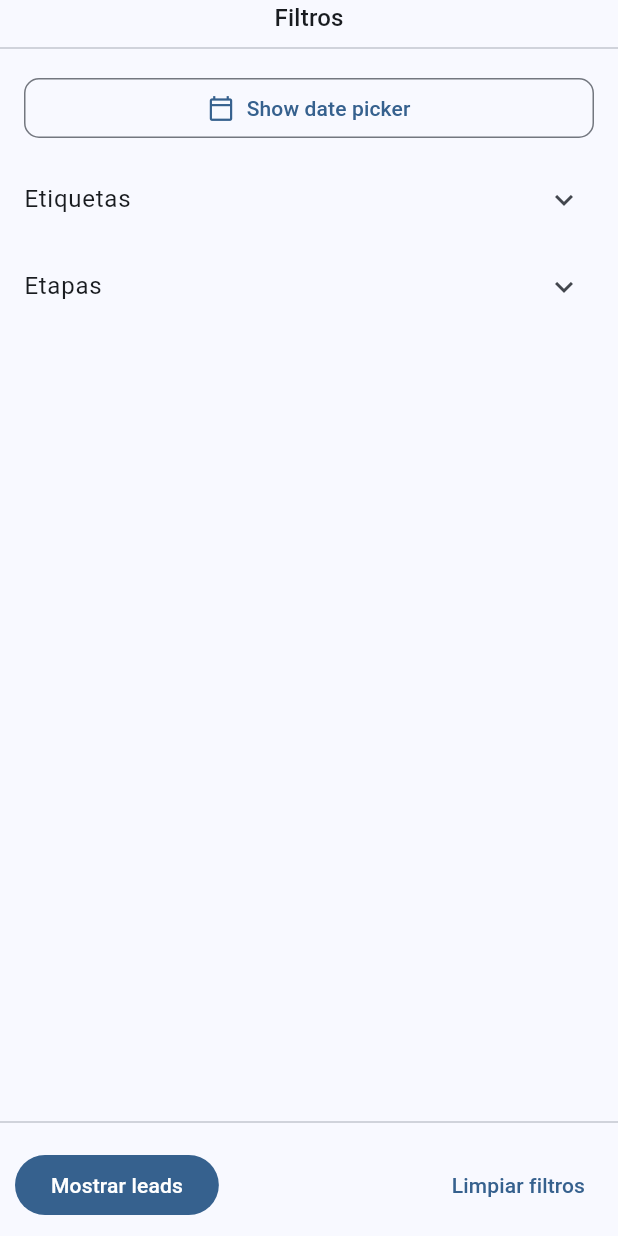
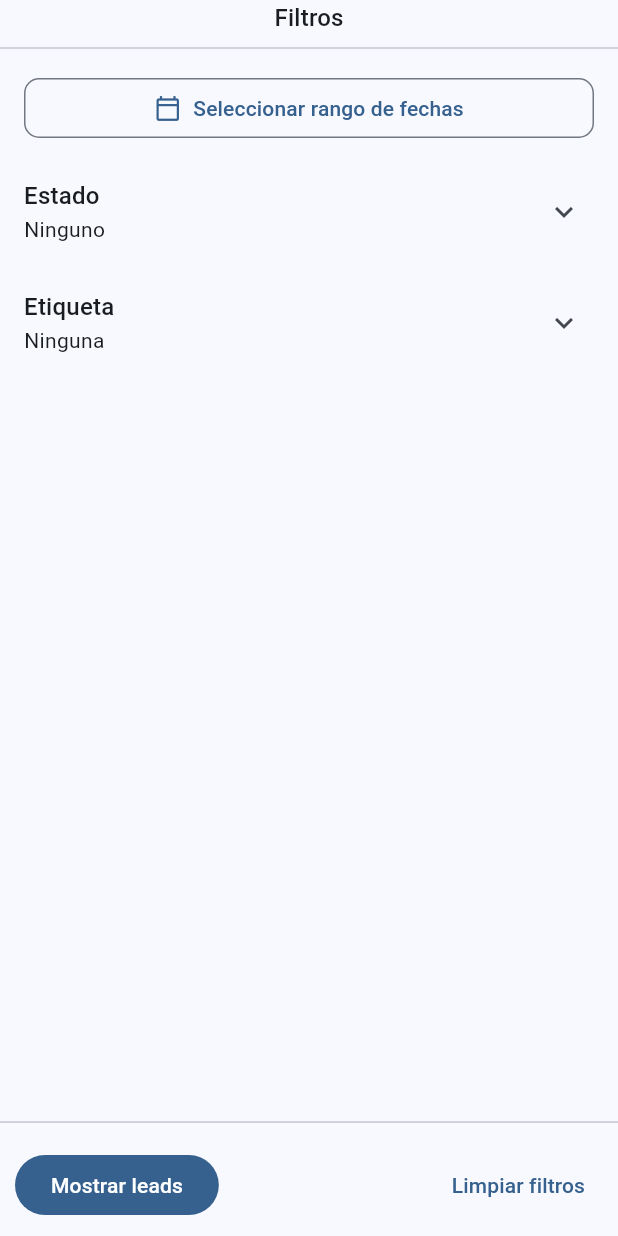
Before and after one commit to ariannosanchez/frontend_leadcenter, a Flutter app: the LeadsFiltersWidget widget shown alone on an empty page, opened directly, on a phone screen of 412 x 824 dp. Run offline on Flutter 3.47's test engine with Material 3 defaults, Android fonts, the phone set to English and light mode, and no system bars; our stand-ins replace dio, flutter_dotenv, flutter_riverpod, formz, go_router, shared_preferences and 1 more; accounts and stored records are empty; network calls fail.

Commit message:
Refactorizacion filters leads

```diff
--- /dev/null
+++ b/lib/features/leads/presentation/widgets/custom_date_picker_button.dart
@@ -0,0 +1,41 @@
+import 'package:flutter/material.dart';
+
+class CustomDatePickerButton extends StatelessWidget {
+  const CustomDatePickerButton({
+    Key? key
+  }): super(key: key);
+
+  @override
+  Widget build(BuildContext context) {
+    return OutlinedButton(
+      style: OutlinedButton.styleFrom(
+        shape:  RoundedRectangleBorder(
+          borderRadius: BorderRadius.circular(10),
+        )
+      ),
+      onPressed: () {
+        _selectDate(context);
+      },
+      child: const Row(
+        mainAxisAlignment: MainAxisAlignment.center,
+        children: [
+          Icon(Icons.calendar_today_outlined),
+          SizedBox(width: 8),
+          Text('Seleccionar rango de fechas'),
+        ],
+      ),
+    );
+  }
+
+  Future<void> _selectDate(BuildContext context) async {
+    final DateTime? selected = await showDatePicker(
+      context: context,
+      initialDate: DateTime.now(),
+      firstDate: DateTime(2000),
+      lastDate: DateTime(2101),
+    );
+    if ( selected != null ) {
+
+    }
+  }
+}
--- a/lib/features/leads/presentation/widgets/lead_filters.dart
+++ b/lib/features/leads/presentation/widgets/lead_filters.dart
@@ -1,115 +1,109 @@
 import 'package:flutter/material.dart';
 import 'package:flutter_riverpod/flutter_riverpod.dart';
-import 'package:lead_center/features/stages/presentation/providers/providers.dart';
-import 'package:lead_center/features/tags/presentation/providers/providers.dart';
-class LeadsFiltersWidget extends ConsumerWidget {
+import 'package:lead_center/features/leads/presentation/providers/providers.dart';
+import 'package:lead_center/features/leads/presentation/widgets/widgets.dart';
+
+class LeadsFiltersWidget extends ConsumerStatefulWidget {
   const LeadsFiltersWidget({Key? key}) : super(key: key);
 
   @override
-  Widget build(BuildContext context, WidgetRef ref) {
+  _LeadsFiltersWidgetState createState() => _LeadsFiltersWidgetState();
+}
 
+class _LeadsFiltersWidgetState extends ConsumerState<LeadsFiltersWidget> {
+  String? _startDate;
+  String? _endDate;
+  int? _selectedStage;
+  int? _selectedTag;
+
+  @override
+  void initState() {
+    // TODO: implement initState
+    super.initState();
+    final leadsState = ref.read(leadsProvider);
+    _selectedStage = leadsState.stageId;
+    _selectedTag = leadsState.tagId;
+  }
+
+  @override
+  void dispose() {
+    // TODO: implement dispose
+    super.dispose();
+  }
+
+  @override
+  Widget build(BuildContext context) {
     final textStyles = Theme.of(context).textTheme;
-
-    final stageState = ref.watch( stagesProvider );
-    final tagState = ref.watch( tagsProvider );
 
     return Column(
       children: [
-        // !Header
         Text(
           'Filtros',
           style: textStyles.titleMedium,
         ),
         const Divider(),
 
-        //Body
-        const Expanded(
+        Expanded(
           child: SingleChildScrollView(
             child: Column(
               children: [
-                 Padding(
+                const Padding(
                   padding: EdgeInsets.symmetric(horizontal: 16.0, vertical: 8.0),
-                  child: CustomDatePickerButton(), // Aquí se inserta el botón de selección de fecha
+                  child: CustomDatePickerButton(),
                 ),
-                ExpansionTile(
-                  shape: RoundedRectangleBorder(
-                    side: BorderSide.none,
-                  ),
-                  title: Text('Etiquetas'),
-                  children: [
-
-                  ]
+                StageFilter(
+                  selectedStage: _selectedStage,
+                  onStageSelected: (value) {
+                    setState(() {
+                      _selectedStage = value;
+                    });
+                  }
                 ),
-
-                ExpansionTile(
-                  shape: RoundedRectangleBorder(
-                    side: BorderSide.none,
-                  ),
-                  title: Text('Etapas'),
-                  children: [
-
-                  ],
-                ),
-
+                TagFilter(
+                  selectedTag: _selectedTag,
+                  onTagSelected: (value) {
+                    setState(() {
+                      _selectedTag = value;
+                    });
+                  }
+                )
               ],
             ),
-          )
+          ),
         ),
 
         const Divider(),
-        // !Footer
         Container(
           padding: const EdgeInsets.all(10),
           child: Row(
             mainAxisAlignment: MainAxisAlignment.spaceBetween,
             children: [
               FilledButton(
-                onPressed: () {},
+                onPressed: () {
+                  // Acción para mostrar leads con filtros
+                  ref.read(leadsProvider.notifier).applyFilters(
+                    stageId: _selectedStage,
+                    tagId: _selectedTag,
+                  );
+                  Navigator.pop(context);
+                },
                 child: const Text('Mostrar leads'),
               ),
-              TextButton(onPressed: () {}, child: const Text('Limpiar filtros'))
+              TextButton(
+                onPressed: () {
+                  setState(() {
+                    _selectedStage = null;
+                    _selectedTag = null;
+                  });
+                  ref.read(leadsProvider.notifier).clearFilters();
+                  Navigator.pop(context);
+                },
+                child: const Text('Limpiar filtros'),
+              ),
             ],
           ),
-        )
+        ),
       ],
     );
   }
 }
-
-class CustomDatePickerButton extends StatelessWidget {
-  const CustomDatePickerButton({Key? key}) : super(key: key);
-
-  @override
-  Widget build(BuildContext context) {
-    return OutlinedButton(
-      style: OutlinedButton.styleFrom( // Borde del botón
-        shape: RoundedRectangleBorder(
-          borderRadius: BorderRadius.circular(10),
-        ),
-      ),
-      onPressed: () {
-        _selectDate(context);
-      },
-      child: const Row(
-        mainAxisAlignment: MainAxisAlignment.center,
-        children: [
-          Icon(Icons.calendar_today_outlined),
-          SizedBox(width: 8),
-          Text('Show date picker'),
-        ],
-      ),
-    );
-  }
-
-  Future<void> _selectDate(BuildContext context) async {
-    final DateTime? selected = await showDatePicker(
-      context: context,
-      initialDate: DateTime.now(),
-      firstDate: DateTime(2000),
-      lastDate: DateTime(2101),
-    );
-    if (selected != null) {
-      // Maneja la fecha seleccionada
-    }
-  }
-}
--- /dev/null
+++ b/lib/features/leads/presentation/widgets/stage_filter.dart
@@ -0,0 +1,42 @@
+import 'package:flutter/material.dart';
+import 'package:flutter_riverpod/flutter_riverpod.dart';
+import 'package:lead_center/features/stages/presentation/providers/providers.dart';
+
+class StageFilter extends ConsumerWidget {
+
+  final int? selectedStage;
+  final ValueChanged<int?> onStageSelected;
+
+  const StageFilter({
+    Key? key,
+    required this.selectedStage,
+    required this.onStageSelected,
+  }): super(key: key);
+
+  @override
+  Widget build(BuildContext context, WidgetRef ref) {
+    final textStyles = Theme.of(context).textTheme;
+    final stageState = ref.watch(stagesProvider);
+
+    return ExpansionTile(
+      title: Text(
+        'Estado',
+        style: textStyles.titleMedium,
+      ),
+      subtitle: Text(
+        selectedStage != null
+          ? stageState.stages
+            .firstWhere((stage) => stage.id == selectedStage).name
+          : 'Ninguno'
+      ),
+      children: stageState.stages.map((stage) {
+        return RadioListTile<int>(
+          title: Text(stage.name, style: textStyles.titleSmall),
+          value: stage.id,
+          groupValue: selectedStage,
+          onChanged: onStageSelected,
+        );
+      }).toList(),
+    );
+  }
+}
--- /dev/null
+++ b/lib/features/leads/presentation/widgets/tag_filter.dart
@@ -0,0 +1,40 @@
+import 'package:flutter/material.dart';
+import 'package:flutter_riverpod/flutter_riverpod.dart';
+import 'package:lead_center/features/tags/presentation/providers/providers.dart';
+
+class TagFilter extends ConsumerWidget {
+  final int? selectedTag;
+  final ValueChanged<int?> onTagSelected;
+
+  const TagFilter({
+    Key? key,
+    required this.selectedTag,
+    required this.onTagSelected,
+  }): super(key: key);
+  @override
+  Widget build(BuildContext context, WidgetRef ref) {
+    final textStyles = Theme.of(context).textTheme;
+    final tagState = ref.watch(tagsProvider);
+
+    return ExpansionTile(
+      title: Text(
+        'Etiqueta',
+        style: textStyles.titleMedium,
+      ),
+      subtitle: Text(
+        selectedTag != null
+          ? tagState.tags
+            .firstWhere((tag) => tag.id == selectedTag).name
+          : 'Ninguna'
+      ),
+      children: tagState.tags.map((tag){
+        return RadioListTile<int>(
+          title: Text(tag.name, style: textStyles.titleSmall),
+          value: tag.id,
+          groupValue: selectedTag,
+          onChanged: onTagSelected,
+        );
+      }).toList(),
+    );
+  }
+}
--- a/lib/features/leads/presentation/widgets/widgets.dart
+++ b/lib/features/leads/presentation/widgets/widgets.dart
@@ -1,2 +1,5 @@
 export 'lead_card.dart';
 export 'lead_filters.dart';
+export 'stage_filter.dart';
+export 'tag_filter.dart';
+export 'custom_date_picker_button.dart';
```
Also changed, not shown: lib/features/leads/presentation/providers/leads_provider.dart (+15 -1 lines), lib/features/leads/presentation/screens/leads_screen.dart (+20 -0 lines).
